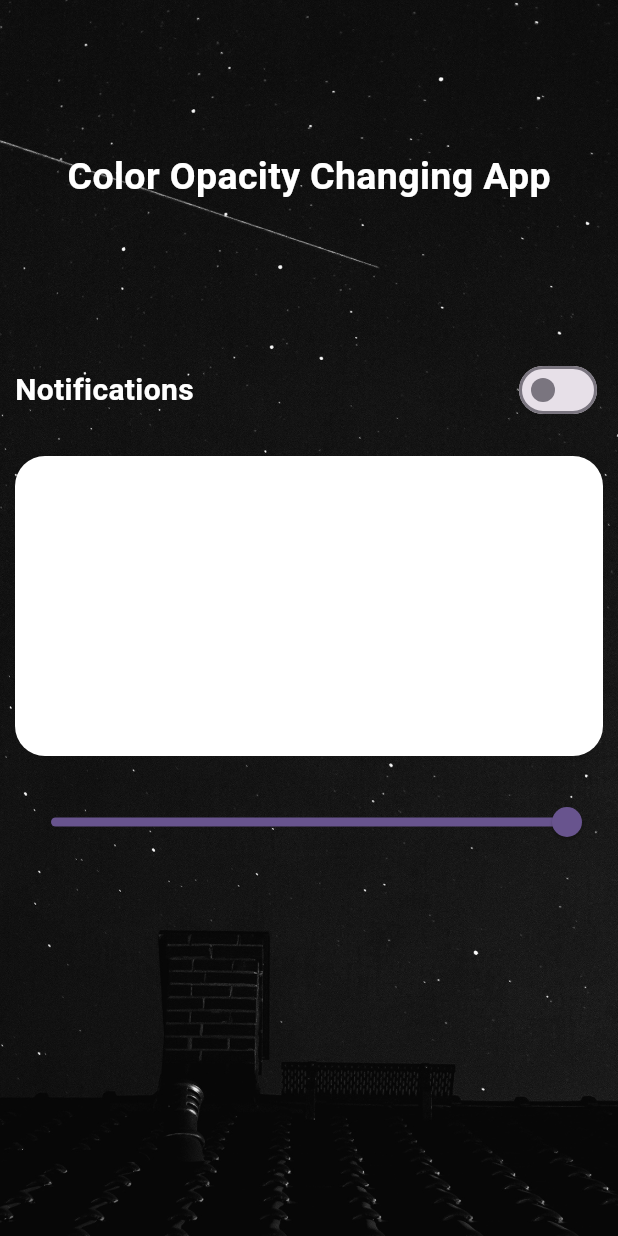
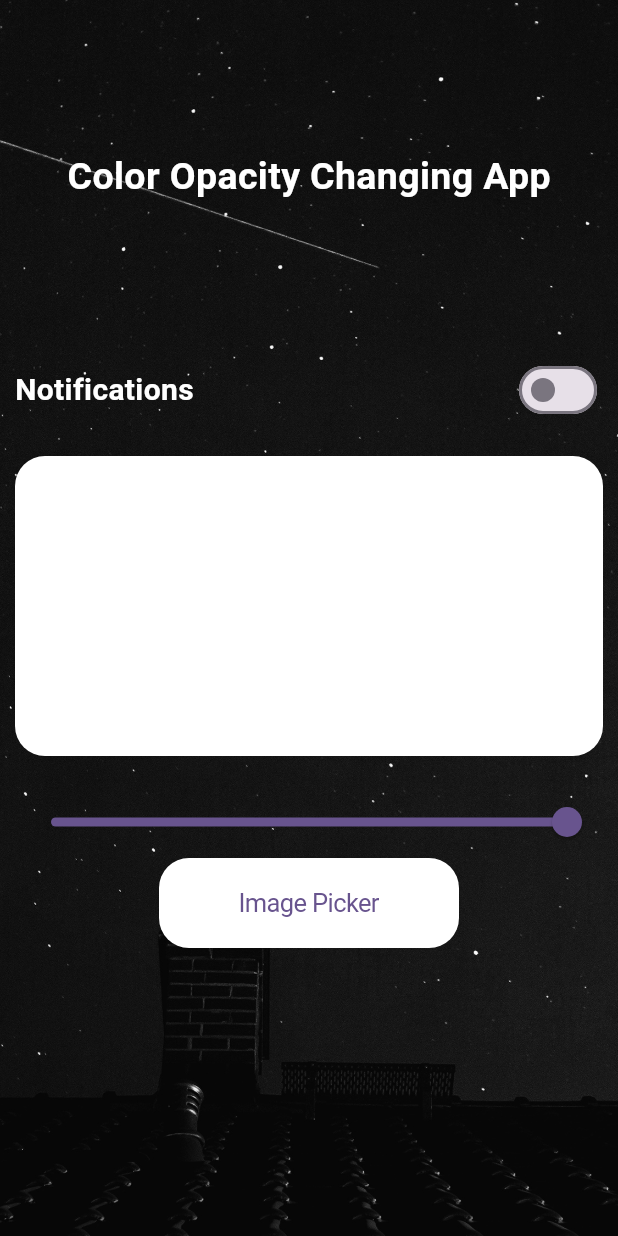
Before and after one commit to devpaurakh/Color-Opacity-Changing-App, a Flutter app: the screen it shows after launch, on a phone screen of 412 x 824 dp. Run offline on Flutter 3.47's test engine with Material 3 defaults, Android fonts, the phone set to English and light mode, and no system bars; our stand-ins replace bloc, equatable, flutter_bloc.

Commit message:
chore: Add image picker screen and update home screen

```diff
--- a/lib/ui/home.screen.dart
+++ b/lib/ui/home.screen.dart
@@ -1,6 +1,8 @@
 import 'package:coloropacityapp/bloc/switch_bloc/switch_bloc.dart';
 import 'package:coloropacityapp/bloc/switch_bloc/switch_event.dart';
 import 'package:coloropacityapp/bloc/switch_bloc/switch_state.dart';
+import 'package:coloropacityapp/ui/image_picker.screen.dart';
+import 'package:flutter/cupertino.dart';
 import 'package:flutter/material.dart';
 import 'package:flutter_bloc/flutter_bloc.dart';
 
@@ -52,7 +54,6 @@ class _HomeScreenState extends State<HomeScreen> {
                     BlocBuilder<SwitchBloc, SwitchState>(
                         buildWhen: (previous, current) =>
                             previous.isSwitched != current.isSwitched,
-
                         builder: (context, state) {
                           return Switch(
                               value: state.isSwitched,
@@ -80,11 +81,24 @@ class _HomeScreenState extends State<HomeScreen> {
                   height: 20,
                 ),
                 BlocBuilder<SwitchBloc, SwitchState>(builder: (context, state) {
-                  return Slider( value: state.sliderValue, onChanged: (newValue) {
-                    context.read<SwitchBloc>().add(slider(sliderValue: newValue));
+                  return Slider(
+                      value: state.sliderValue,
+                      onChanged: (newValue) {
+                        context
+                            .read<SwitchBloc>()
+                            .add(slider(sliderValue: newValue));
                       });
-
                 }),
+                Container(
+                    width: 200,
+                    height: 60,
+                    decoration: BoxDecoration(
+                        color: Colors.white,
+                        borderRadius: BorderRadius.circular(20)),
+                    child: CupertinoButton(
+                        child: const Text("Image Picker"), onPressed: () {
+                        Navigator.push(context, MaterialPageRoute(builder: (context)=> ImagePickerScreen()));
+                        }))
               ],
             ),
           )
```
Also changed, not shown: lib/ui/image_picker.screen.dart (added, +19 -0 lines). Lines whose indentation alone changed are shown as unchanged.
